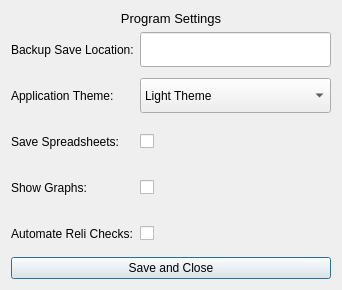
This is settingsdialog.ui in miyamot0/DataTracker3 as Qt 5 draws it before an edit. The edited form follows.
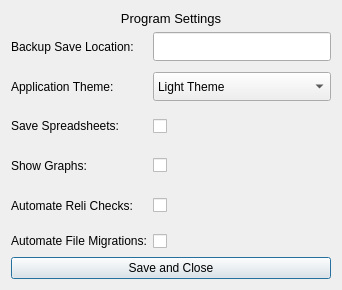
This is the edited form.

Commit message: settings for force migrate

```diff
--- a/settingsdialog.ui
+++ b/settingsdialog.ui
@@ -178,6 +178,20 @@
        </property>
       </widget>
      </item>
+     <item row="5" column="0">
+      <widget class="QLabel" name="labelAutoMigrate">
+       <property name="text">
+        <string>Automate File Migrations:</string>
+       </property>
+      </widget>
+     </item>
+     <item row="5" column="1">
+      <widget class="QCheckBox" name="checkBoxAutoMigrate">
+       <property name="text">
+        <string> </string>
+       </property>
+      </widget>
+     </item>
     </layout>
    </item>
    <item>
```
The commit also changes 4 other files.
